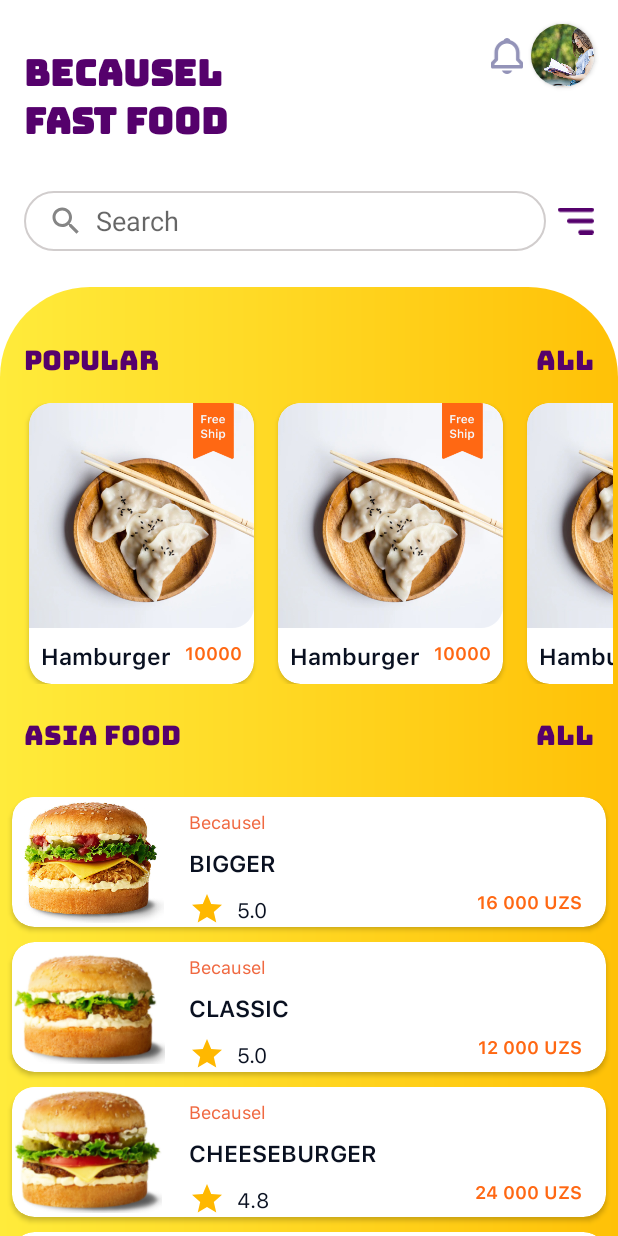
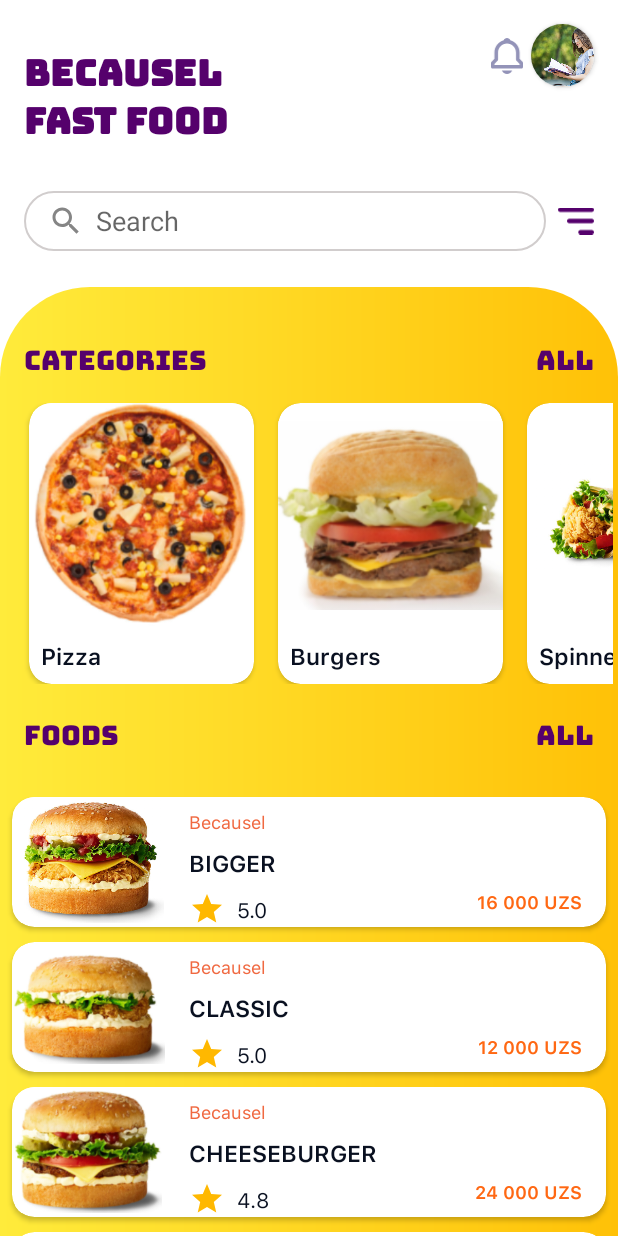
Before and after one commit to AbdurashidovShahzod/Becasel, an Android app: the MainActivity screen opened directly, with no data from a screen before it, on a phone screen of 412 x 824 dp. Run offline under Robolectric (Android 15) with nearby library versions, the light colour scheme and no system bars.

Commit message:
Categories food

```diff
--- a/app/src/main/java/uz/unzosoft/fastfoodbecasel/MainActivity.kt
+++ b/app/src/main/java/uz/unzosoft/fastfoodbecasel/MainActivity.kt
@@ -112,21 +112,14 @@ class MainActivity : AppCompatActivity() {
 
 
 
-        listPopular.add(PopularFood("Hamburger", "10000", R.drawable.popularfood1))
-        listPopular.add(PopularFood("Hamburger", "10000", R.drawable.popularfood1))
-        listPopular.add(PopularFood("Hamburger", "10000", R.drawable.popularfood1))
-        listPopular.add(PopularFood("Hamburger", "10000", R.drawable.popularfood1))
-        listPopular.add(PopularFood("Hamburger", "10000", R.drawable.popularfood1))
-        listPopular.add(PopularFood("Hamburger", "10000", R.drawable.popularfood1))
-        listPopular.add(PopularFood("Hamburger", "10000", R.drawable.popularfood1))
-        listPopular.add(PopularFood("Hamburger", "10000", R.drawable.popularfood1))
-        listPopular.add(PopularFood("Hamburger", "10000", R.drawable.popularfood1))
-        listPopular.add(PopularFood("Hamburger", "10000", R.drawable.popularfood1))
-        listPopular.add(PopularFood("Hamburger", "10000", R.drawable.popularfood1))
-        listPopular.add(PopularFood("Hamburger", "10000", R.drawable.popularfood1))
-        listPopular.add(PopularFood("Hamburger", "10000", R.drawable.popularfood1))
-        listPopular.add(PopularFood("Hamburger", "10000", R.drawable.popularfood1))
-        listPopular.add(PopularFood("Hamburger", "10000", R.drawable.popularfood1))
-        listPopular.add(PopularFood("Hamburger", "10000", R.drawable.popularfood1))
+        listPopular.add(PopularFood("Pizza", "", R.drawable.hawaiian))
+        listPopular.add(PopularFood("Burgers", "", R.drawable.bossburger))
+        listPopular.add(PopularFood("Spinners", "", R.drawable.spinner))
+        listPopular.add(PopularFood("Chicken", "", R.drawable.chicken))
+        listPopular.add(PopularFood("Drinks", "", R.drawable.drinks))
+        listPopular.add(PopularFood("Appertizers and Combo", "", R.drawable.appr))
+        listPopular.add(PopularFood("Deserts", "", R.drawable.deserts))
+        listPopular.add(PopularFood("Other", "", R.drawable.other))
+        listPopular.add(PopularFood("Kids", "", R.drawable.kids))
     }
 }
--- a/app/src/main/java/uz/unzosoft/fastfoodbecasel/ui/model/Person.kt
+++ b/app/src/main/java/uz/unzosoft/fastfoodbecasel/ui/model/Person.kt
@@ -1,4 +1,3 @@
 package uz.unzosoft.fastfoodbecasel.ui.model
 
 data class Person(val name:String)
-.kdshfbvadhkvak;jcbk;jbas;
--- a/app/src/main/res/layout/activity_main.xml
+++ b/app/src/main/res/layout/activity_main.xml
@@ -98,7 +98,7 @@
             android:layout_marginStart="16dp"
             android:layout_marginTop="25dp"
             android:fontFamily="@font/bungee"
-            android:text="Popular"
+            android:text="Categories"
             android:textColor="#55016C"
             android:textSize="18sp"
             app:layout_constraintStart_toStartOf="parent"
@@ -152,7 +152,7 @@
             android:layout_marginStart="16dp"
             android:layout_marginTop="7dp"
             android:fontFamily="@font/bungee"
-            android:text="Asia Food"
+            android:text="Foods"
             android:textColor="#55016C"
             android:textSize="18sp"
             app:layout_constraintStart_toStartOf="parent"
```
Also changed, not shown: app/src/main/res/drawable/appr.png (added), app/src/main/res/drawable/chicken.png (added), app/src/main/res/drawable/deserts.png (added), app/src/main/res/drawable/drinks.png (added), app/src/main/res/drawable/hawaiian.PNG (added), app/src/main/res/drawable/kids.png (added), app/src/main/res/drawable/other.png (added), app/src/main/res/drawable/spinner.png (added).
